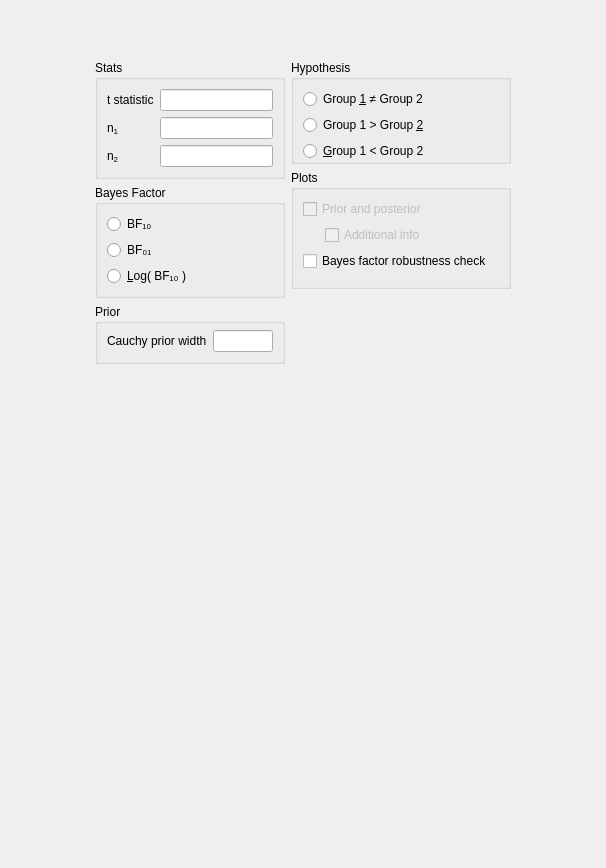
This is JASP-Desktop/analysisforms/bffromtindependentsamplesform.ui in jasp-stats/jasp-desktop as Qt 5 draws it before an edit. The edited form follows.
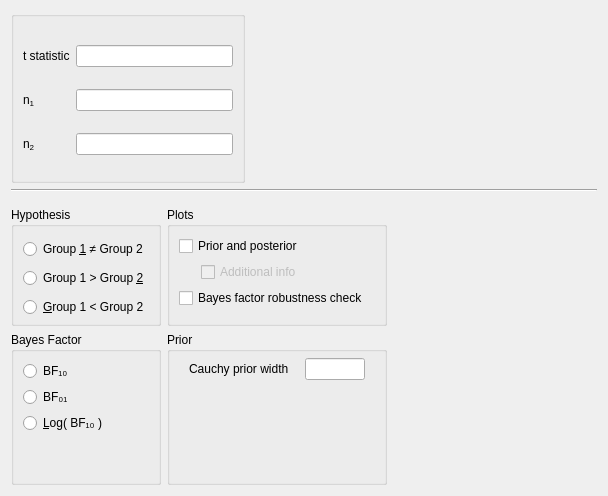
This is the edited form. Custom widgets are drawn as their Qt base class.

Commit message: Sum Stats Toolbox: UI tweeks

Diff of the .ui file:
```diff
--- a/JASP-Desktop/analysisforms/bffromtindependentsamplesform.ui
+++ b/JASP-Desktop/analysisforms/bffromtindependentsamplesform.ui
@@ -6,8 +6,8 @@
    <rect>
     <x>0</x>
     <y>0</y>
-    <width>606</width>
-    <height>868</height>
+    <width>608</width>
+    <height>496</height>
    </rect>
   </property>
   <property name="sizePolicy">
@@ -20,10 +20,7 @@
    <string>Form</string>
   </property>
   <layout class="QGridLayout" name="gridLayout">
-   <property name="verticalSpacing">
-    <number>0</number>
-   </property>
-   <item row="1" column="0">
+   <item row="2" column="0" colspan="2">
     <widget class="QWidget" name="gridWidget" native="true">
      <property name="sizePolicy">
       <sizepolicy hsizetype="Fixed" vsizetype="Fixed">
@@ -41,20 +38,7 @@
       <property name="bottomMargin">
        <number>0</number>
       </property>
-      <item row="0" column="0">
-       <spacer name="verticalSpacer_3">
-        <property name="orientation">
-         <enum>Qt::Vertical</enum>
-        </property>
-        <property name="sizeHint" stdset="0">
-         <size>
-          <width>20</width>
-          <height>40</height>
-         </size>
-        </property>
-       </spacer>
-      </item>
-      <item row="2" column="0">
+      <item row="1" column="0">
        <widget class="QWidget" name="widget_2" native="true">
         <property name="maximumSize">
          <size>
@@ -76,48 +60,6 @@
           <number>0</number>
          </property>
          <item row="4" column="0">
-          <widget class="BoundGroupBox" name="missingValues">
-           <property name="title">
-            <string>Stats</string>
-           </property>
-           <property name="flat">
-            <bool>false</bool>
-           </property>
-           <layout class="QGridLayout" name="gridLayout_6">
-            <item row="0" column="1">
-             <widget class="BoundTextBox" name="tStatistic"/>
-            </item>
-            <item row="1" column="1">
-             <widget class="BoundTextBox" name="n1Size"/>
-            </item>
-            <item row="2" column="1">
-             <widget class="BoundTextBox" name="n2Size"/>
-            </item>
-            <item row="0" column="0">
-             <widget class="QLabel" name="label_2">
-              <property name="text">
-               <string>t statistic</string>
-              </property>
-             </widget>
-            </item>
-            <item row="1" column="0">
-             <widget class="QLabel" name="label_3">
-              <property name="text">
-               <string>n&lt;sub&gt;1&lt;/sub&gt;</string>
-              </property>
-             </widget>
-            </item>
-            <item row="2" column="0">
-             <widget class="QLabel" name="label_4">
-              <property name="text">
-               <string>n&lt;sub&gt;2&lt;/sub&gt;</string>
-              </property>
-             </widget>
-            </item>
-           </layout>
-          </widget>
-         </item>
-         <item row="5" column="0">
           <widget class="BoundGroupBox" name="bayesFactorType">
            <property name="title">
             <string>Bayes Factor</string>
@@ -126,32 +68,6 @@
             <bool>false</bool>
            </property>
            <layout class="QGridLayout" name="gridLayout_13">
-            <item row="0" column="0">
-             <widget class="QRadioButton" name="_1">
-              <property name="sizePolicy">
-               <sizepolicy hsizetype="Fixed" vsizetype="Fixed">
-                <horstretch>0</horstretch>
-                <verstretch>0</verstretch>
-               </sizepolicy>
-              </property>
-              <property name="text">
-               <string>BF₁₀</string>
-              </property>
-             </widget>
-            </item>
-            <item row="1" column="0">
-             <widget class="QRadioButton" name="_2">
-              <property name="sizePolicy">
-               <sizepolicy hsizetype="Fixed" vsizetype="Fixed">
-                <horstretch>0</horstretch>
-                <verstretch>0</verstretch>
-               </sizepolicy>
-              </property>
-              <property name="text">
-               <string>BF₀₁</string>
-              </property>
-             </widget>
-            </item>
             <item row="2" column="0">
              <widget class="QRadioButton" name="_3">
               <property name="sizePolicy">
@@ -165,6 +81,45 @@
               </property>
              </widget>
             </item>
+            <item row="1" column="0">
+             <widget class="QRadioButton" name="_2">
+              <property name="sizePolicy">
+               <sizepolicy hsizetype="Fixed" vsizetype="Fixed">
+                <horstretch>0</horstretch>
+                <verstretch>0</verstretch>
+               </sizepolicy>
+              </property>
+              <property name="text">
+               <string>BF₀₁</string>
+              </property>
+             </widget>
+            </item>
+            <item row="0" column="0">
+             <widget class="QRadioButton" name="_1">
+              <property name="sizePolicy">
+               <sizepolicy hsizetype="Fixed" vsizetype="Fixed">
+                <horstretch>0</horstretch>
+                <verstretch>0</verstretch>
+               </sizepolicy>
+              </property>
+              <property name="text">
+               <string>BF₁₀</string>
+              </property>
+             </widget>
+            </item>
+            <item row="3" column="0">
+             <spacer name="verticalSpacer_3">
+              <property name="orientation">
+               <enum>Qt::Vertical</enum>
+              </property>
+              <property name="sizeHint" stdset="0">
+               <size>
+                <width>20</width>
+                <height>40</height>
+               </size>
+              </property>
+             </spacer>
+            </item>
             <item row="1" column="1">
              <spacer name="horizontalSpacer_3">
               <property name="orientation">
@@ -181,8 +136,96 @@
            </layout>
           </widget>
          </item>
-         <item row="6" column="0">
-          <widget class="GroupBox" name="groupBox">
+        </layout>
+       </widget>
+      </item>
+      <item row="0" column="1">
+       <widget class="BoundGroupBox" name="plotsGroup">
+        <property name="title">
+         <string>Plots</string>
+        </property>
+        <layout class="QGridLayout" name="gridLayout_4">
+         <item row="0" column="0" colspan="3">
+          <widget class="BoundCheckBox" name="plotPriorAndPosterior">
+           <property name="enabled">
+            <bool>true</bool>
+           </property>
+           <property name="sizePolicy">
+            <sizepolicy hsizetype="Fixed" vsizetype="Fixed">
+             <horstretch>0</horstretch>
+             <verstretch>0</verstretch>
+            </sizepolicy>
+           </property>
+           <property name="text">
+            <string>Prior and posterior</string>
+           </property>
+          </widget>
+         </item>
+         <item row="2" column="1" colspan="3">
+          <widget class="BoundCheckBox" name="plotPriorAndPosteriorAdditionalInfo">
+           <property name="enabled">
+            <bool>false</bool>
+           </property>
+           <property name="sizePolicy">
+            <sizepolicy hsizetype="Fixed" vsizetype="Fixed">
+             <horstretch>0</horstretch>
+             <verstretch>0</verstretch>
+            </sizepolicy>
+           </property>
+           <property name="text">
+            <string>Additional info</string>
+           </property>
+          </widget>
+         </item>
+         <item row="4" column="0">
+          <widget class="QWidget" name="widget_4" native="true">
+           <property name="maximumSize">
+            <size>
+             <width>16</width>
+             <height>16777215</height>
+            </size>
+           </property>
+          </widget>
+         </item>
+         <item row="3" column="0" colspan="3">
+          <widget class="BoundCheckBox" name="plotBayesFactorRobustness">
+           <property name="sizePolicy">
+            <sizepolicy hsizetype="Fixed" vsizetype="Fixed">
+             <horstretch>0</horstretch>
+             <verstretch>0</verstretch>
+            </sizepolicy>
+           </property>
+           <property name="text">
+            <string>Bayes factor robustness check</string>
+           </property>
+          </widget>
+         </item>
+        </layout>
+       </widget>
+      </item>
+      <item row="1" column="1">
+       <widget class="QWidget" name="widget_3" native="true">
+        <property name="sizePolicy">
+         <sizepolicy hsizetype="Preferred" vsizetype="Preferred">
+          <horstretch>0</horstretch>
+          <verstretch>0</verstretch>
+         </sizepolicy>
+        </property>
+        <layout class="QGridLayout" name="gridLayout_2">
+         <property name="leftMargin">
+          <number>0</number>
+         </property>
+         <property name="topMargin">
+          <number>0</number>
+         </property>
+         <property name="rightMargin">
+          <number>0</number>
+         </property>
+         <property name="bottomMargin">
+          <number>0</number>
+         </property>
+         <item row="0" column="0">
+          <widget class="BoundGroupBox" name="groupBox">
            <property name="title">
             <string>Prior</string>
            </property>
@@ -190,19 +233,6 @@
             <property name="topMargin">
              <number>6</number>
             </property>
-            <item row="0" column="0">
-             <widget class="QLabel" name="label">
-              <property name="sizePolicy">
-               <sizepolicy hsizetype="Fixed" vsizetype="Fixed">
-                <horstretch>0</horstretch>
-                <verstretch>0</verstretch>
-               </sizepolicy>
-              </property>
-              <property name="text">
-               <string>Cauchy prior width</string>
-              </property>
-             </widget>
-            </item>
             <item row="0" column="1">
              <widget class="BoundTextBox" name="priorWidth">
               <property name="sizePolicy">
@@ -225,175 +255,87 @@
               </property>
              </widget>
             </item>
+            <item row="0" column="0">
+             <widget class="QLabel" name="label">
+              <property name="sizePolicy">
+               <sizepolicy hsizetype="Fixed" vsizetype="Fixed">
+                <horstretch>0</horstretch>
+                <verstretch>0</verstretch>
+               </sizepolicy>
+              </property>
+              <property name="text">
+               <string>Cauchy prior width</string>
+              </property>
+             </widget>
+            </item>
+            <item row="1" column="0">
+             <spacer name="verticalSpacer_2">
+              <property name="orientation">
+               <enum>Qt::Vertical</enum>
+              </property>
+              <property name="sizeHint" stdset="0">
+               <size>
+                <width>20</width>
+                <height>40</height>
+               </size>
+              </property>
+             </spacer>
+            </item>
            </layout>
           </widget>
          </item>
         </layout>
        </widget>
       </item>
-      <item row="2" column="1">
-       <widget class="QWidget" name="widget_3" native="true">
-        <property name="sizePolicy">
-         <sizepolicy hsizetype="Preferred" vsizetype="Preferred">
-          <horstretch>0</horstretch>
-          <verstretch>0</verstretch>
-         </sizepolicy>
+      <item row="0" column="0">
+       <widget class="BoundGroupBox" name="hypothesis">
+        <property name="title">
+         <string>Hypothesis</string>
         </property>
-        <layout class="QGridLayout" name="gridLayout_2">
-         <property name="leftMargin">
-          <number>0</number>
-         </property>
-         <property name="topMargin">
-          <number>0</number>
-         </property>
-         <property name="rightMargin">
-          <number>0</number>
-         </property>
+        <property name="flat">
+         <bool>true</bool>
+        </property>
+        <layout class="QGridLayout" name="gridLayout_9">
          <property name="bottomMargin">
           <number>0</number>
          </property>
+         <item row="1" column="0">
+          <widget class="QRadioButton" name="_2oneTailedGreaterThan">
+           <property name="sizePolicy">
+            <sizepolicy hsizetype="Fixed" vsizetype="Fixed">
+             <horstretch>0</horstretch>
+             <verstretch>0</verstretch>
+            </sizepolicy>
+           </property>
+           <property name="text">
+            <string>Group 1 &gt; Group &amp;2</string>
+           </property>
+          </widget>
+         </item>
+         <item row="0" column="0">
+          <widget class="QRadioButton" name="_1twoTailed">
+           <property name="sizePolicy">
+            <sizepolicy hsizetype="Fixed" vsizetype="Fixed">
+             <horstretch>0</horstretch>
+             <verstretch>0</verstretch>
+            </sizepolicy>
+           </property>
+           <property name="text">
+            <string>Group &amp;1 ≠ Group 2</string>
+           </property>
+          </widget>
+         </item>
          <item row="2" column="0">
-          <widget class="BoundGroupBox" name="hypothesis">
-           <property name="title">
-            <string>Hypothesis</string>
+          <widget class="QRadioButton" name="_3oneTailedLessThan">
+           <property name="sizePolicy">
+            <sizepolicy hsizetype="Fixed" vsizetype="Fixed">
+             <horstretch>0</horstretch>
+             <verstretch>0</verstretch>
+            </sizepolicy>
            </property>
-           <property name="flat">
-            <bool>true</bool>
+           <property name="text">
+            <string>&amp;Group 1 &lt; Group 2</string>
            </property>
-           <layout class="QGridLayout" name="gridLayout_9">
-            <property name="bottomMargin">
-             <number>0</number>
-            </property>
-            <item row="1" column="1">
-             <spacer name="horizontalSpacer">
-              <property name="orientation">
-               <enum>Qt::Horizontal</enum>
-              </property>
-              <property name="sizeHint" stdset="0">
-               <size>
-                <width>40</width>
-                <height>20</height>
-               </size>
-              </property>
-             </spacer>
-            </item>
-            <item row="2" column="0">
-             <widget class="QRadioButton" name="_3oneTailedLessThan">
-              <property name="sizePolicy">
-               <sizepolicy hsizetype="Fixed" vsizetype="Fixed">
-                <horstretch>0</horstretch>
-                <verstretch>0</verstretch>
-               </sizepolicy>
-              </property>
-              <property name="text">
-               <string>&amp;Group 1 &lt; Group 2</string>
-              </property>
-             </widget>
-            </item>
-            <item row="0" column="0">
-             <widget class="QRadioButton" name="_1twoTailed">
-              <property name="sizePolicy">
-               <sizepolicy hsizetype="Fixed" vsizetype="Fixed">
-                <horstretch>0</horstretch>
-                <verstretch>0</verstretch>
-               </sizepolicy>
-              </property>
-              <property name="text">
-               <string>Group &amp;1 ≠ Group 2</string>
-              </property>
-             </widget>
-            </item>
-            <item row="1" column="0">
-             <widget class="QRadioButton" name="_2oneTailedGreaterThan">
-              <property name="sizePolicy">
-               <sizepolicy hsizetype="Fixed" vsizetype="Fixed">
-                <horstretch>0</horstretch>
-                <verstretch>0</verstretch>
-               </sizepolicy>
-              </property>
-              <property name="text">
-               <string>Group 1 &gt; Group &amp;2</string>
-              </property>
-             </widget>
-            </item>
-           </layout>
-          </widget>
-         </item>
-         <item row="4" column="0">
-          <spacer name="verticalSpacer">
-           <property name="orientation">
-            <enum>Qt::Vertical</enum>
-           </property>
-           <property name="sizeHint" stdset="0">
-            <size>
-             <width>20</width>
-             <height>40</height>
-            </size>
-           </property>
-          </spacer>
-         </item>
-         <item row="3" column="0">
-          <widget class="GroupBox" name="plotsGroup">
-           <property name="title">
-            <string>Plots</string>
-           </property>
-           <layout class="QGridLayout" name="gridLayout_4">
-            <item row="0" column="0" colspan="3">
-             <widget class="BoundCheckBox" name="plotPriorAndPosterior">
-              <property name="enabled">
-               <bool>false</bool>
-              </property>
-              <property name="sizePolicy">
-               <sizepolicy hsizetype="Fixed" vsizetype="Fixed">
-                <horstretch>0</horstretch>
-                <verstretch>0</verstretch>
-               </sizepolicy>
-              </property>
-              <property name="text">
-               <string>Prior and posterior</string>
-              </property>
-             </widget>
-            </item>
-            <item row="2" column="1" colspan="3">
-             <widget class="BoundCheckBox" name="plotPriorAndPosteriorAdditionalInfo">
-              <property name="enabled">
-               <bool>false</bool>
-              </property>
-              <property name="sizePolicy">
-               <sizepolicy hsizetype="Fixed" vsizetype="Fixed">
-                <horstretch>0</horstretch>
-                <verstretch>0</verstretch>
-               </sizepolicy>
-              </property>
-              <property name="text">
-               <string>Additional info</string>
-              </property>
-             </widget>
-            </item>
-            <item row="3" column="0" colspan="3">
-             <widget class="BoundCheckBox" name="plotBayesFactorRobustness">
-              <property name="sizePolicy">
-               <sizepolicy hsizetype="Fixed" vsizetype="Fixed">
-                <horstretch>0</horstretch>
-                <verstretch>0</verstretch>
-               </sizepolicy>
-              </property>
-              <property name="text">
-               <string>Bayes factor robustness check</string>
-              </property>
-             </widget>
-            </item>
-            <item row="4" column="0">
-             <widget class="QWidget" name="widget_4" native="true">
-              <property name="maximumSize">
-               <size>
-                <width>16</width>
-                <height>16777215</height>
-               </size>
-              </property>
-             </widget>
-            </item>
-           </layout>
           </widget>
          </item>
         </layout>
@@ -402,28 +344,86 @@
      </layout>
     </widget>
    </item>
-   <item row="2" column="0">
-    <spacer name="verticalSpacer_2">
+   <item row="0" column="0">
+    <widget class="BoundGroupBox" name="missingValues">
+     <property name="title">
+      <string/>
+     </property>
+     <property name="flat">
+      <bool>false</bool>
+     </property>
+     <layout class="QGridLayout" name="gridLayout_6">
+      <property name="topMargin">
+       <number>12</number>
+      </property>
+      <item row="1" column="1">
+       <widget class="BoundTextBox" name="n1Size"/>
+      </item>
+      <item row="2" column="0">
+       <widget class="QLabel" name="label_4">
+        <property name="text">
+         <string>n&lt;sub&gt;2&lt;/sub&gt;</string>
+        </property>
+       </widget>
+      </item>
+      <item row="1" column="0">
+       <widget class="QLabel" name="label_3">
+        <property name="text">
+         <string>n&lt;sub&gt;1&lt;/sub&gt;</string>
+        </property>
+       </widget>
+      </item>
+      <item row="0" column="1">
+       <widget class="BoundTextBox" name="tStatistic"/>
+      </item>
+      <item row="2" column="1">
+       <widget class="BoundTextBox" name="n2Size"/>
+      </item>
+      <item row="0" column="0">
+       <widget class="QLabel" name="label_2">
+        <property name="text">
+         <string>t statistic</string>
+        </property>
+       </widget>
+      </item>
+     </layout>
+    </widget>
+   </item>
+   <item row="0" column="1">
+    <spacer name="horizontalSpacer_2">
      <property name="orientation">
-      <enum>Qt::Vertical</enum>
+      <enum>Qt::Horizontal</enum>
      </property>
      <property name="sizeHint" stdset="0">
       <size>
-       <width>20</width>
-       <height>40</height>
+       <width>346</width>
+       <height>20</height>
       </size>
      </property>
     </spacer>
    </item>
+   <item row="1" column="0" colspan="2">
+    <widget class="Line" name="line">
+     <property name="font">
+      <font>
+       <weight>50</weight>
+       <bold>false</bold>
+      </font>
+     </property>
+     <property name="frameShadow">
+      <enum>QFrame::Sunken</enum>
+     </property>
+     <property name="lineWidth">
+      <number>1</number>
+     </property>
+     <property name="orientation">
+      <enum>Qt::Horizontal</enum>
+     </property>
+    </widget>
+   </item>
   </layout>
  </widget>
  <customwidgets>
-  <customwidget>
-   <class>GroupBox</class>
-   <extends>QGroupBox</extends>
-   <header>widgets/groupbox.h</header>
-   <container>1</container>
-  </customwidget>
   <customwidget>
    <class>BoundTextBox</class>
    <extends>QLineEdit</extends>
```
The commit also changes 4 other files.
